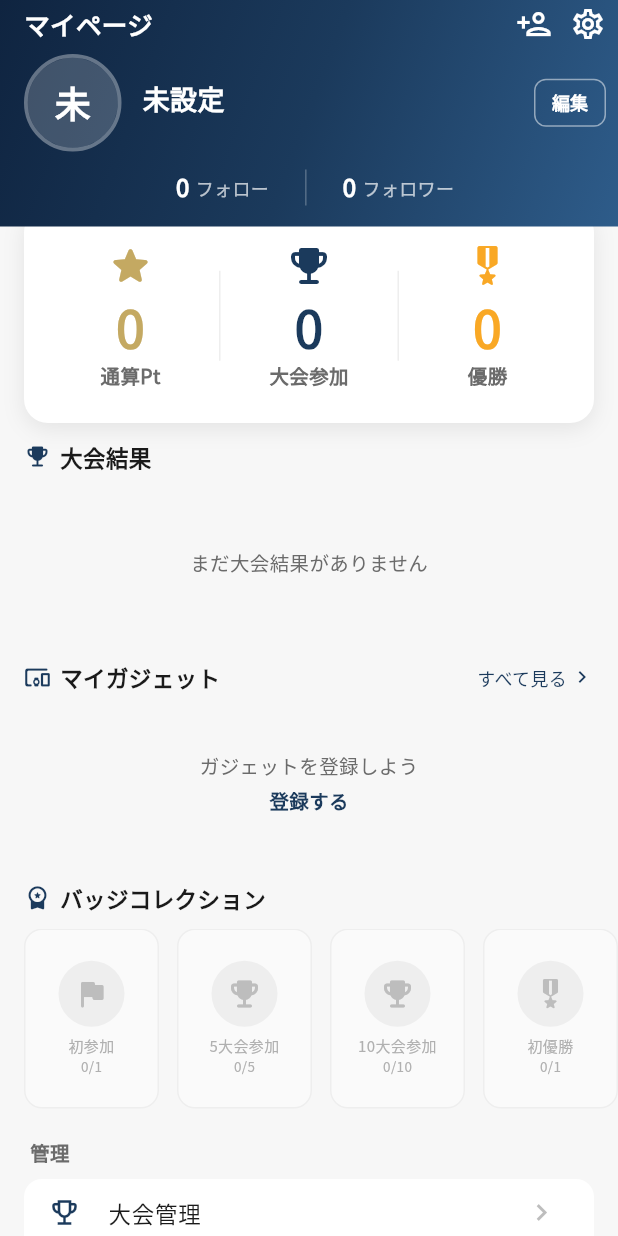
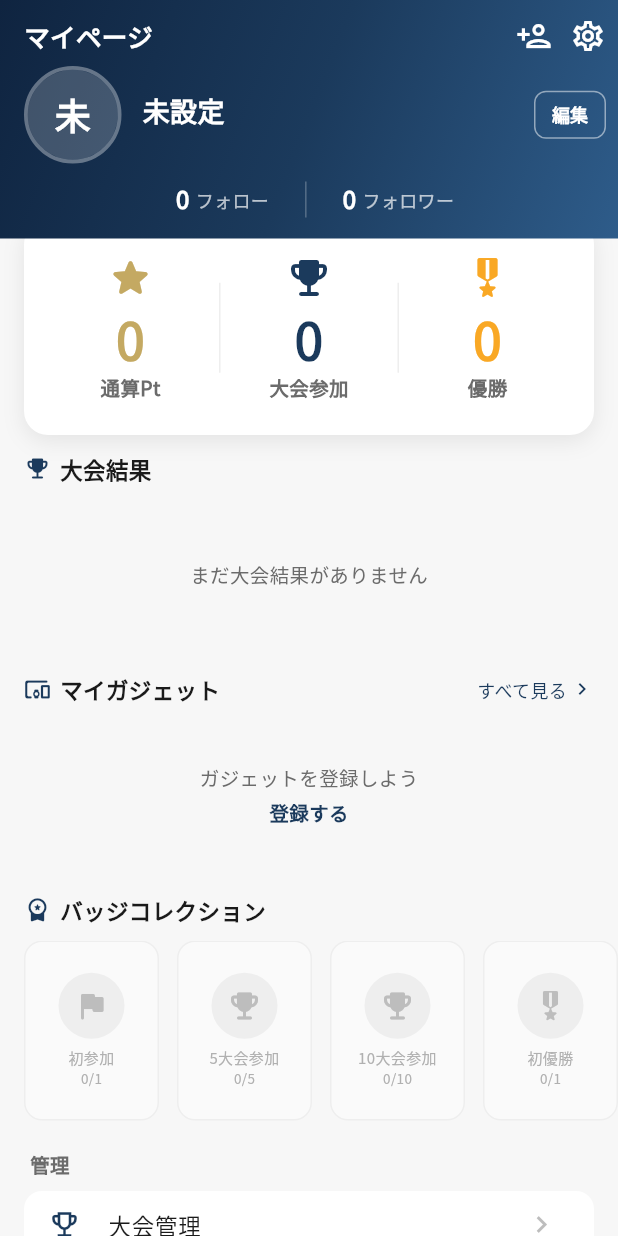
Before and after one commit to sofvo-dev/sofvo, a Flutter app: the MyPageScreen screen opened directly, on a phone screen of 412 x 824 dp. Run offline on Flutter 3.47's test engine with Material 3 defaults, Android fonts, the phone set to English and light mode, and no system bars; our stand-ins replace cached_network_image, cloud_firestore, file_picker, firebase_auth, firebase_core, firebase_messaging and 10 more; missing offline and left inert: dart:js_interop, mobile_scanner; accounts and stored records are empty; network calls fail.

Commit message:
マイページヘッダー上部の余白を復元
top paddingが4pxに減っていたのを12pxに戻す。

https://claude.ai/code/session_01NdXNSNEhWCRPmtaSJSELhX

```diff
--- a/lib/screens/profile/my_page_screen.dart
+++ b/lib/screens/profile/my_page_screen.dart
@@ -93,7 +93,7 @@ class MyPageScreen extends StatelessWidget {
                   child: SafeArea(
                     bottom: false,
                     child: Padding(
-                      padding: const EdgeInsets.fromLTRB(16, 4, 8, 14),
+                      padding: const EdgeInsets.fromLTRB(16, 12, 8, 14),
                       child: Column(
                         children: [
                           // ── トップバー ──
```
